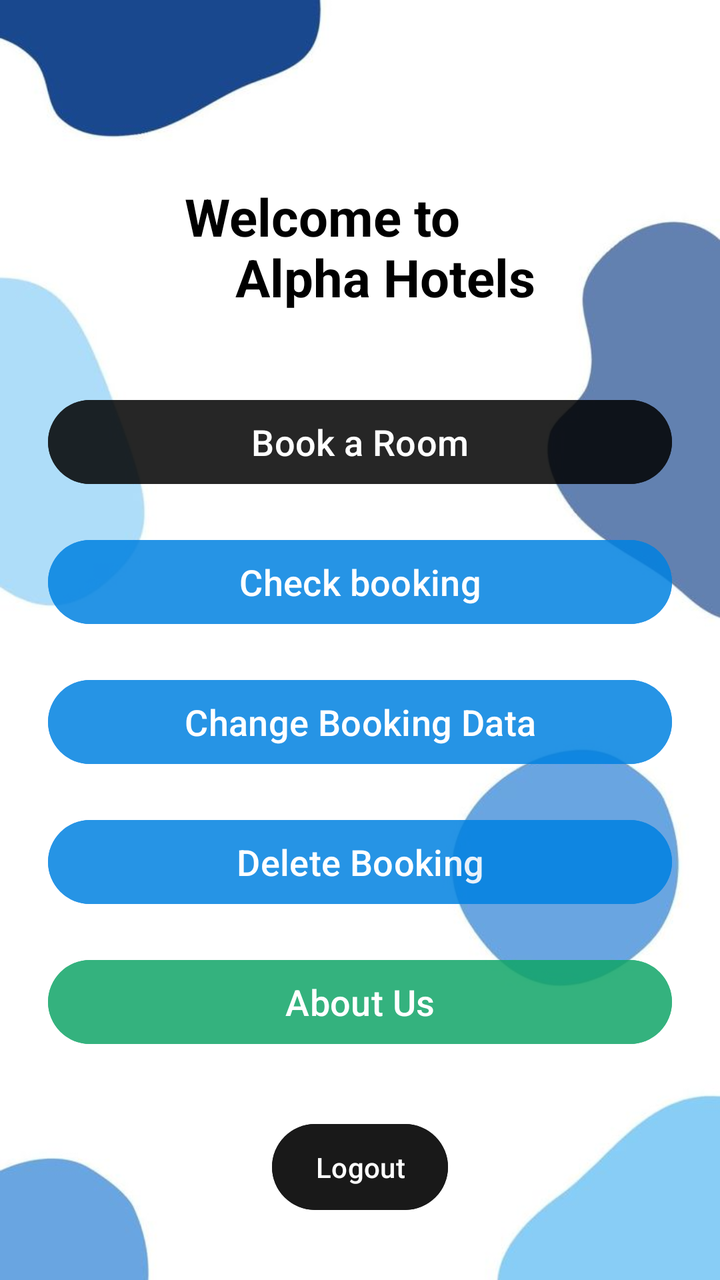
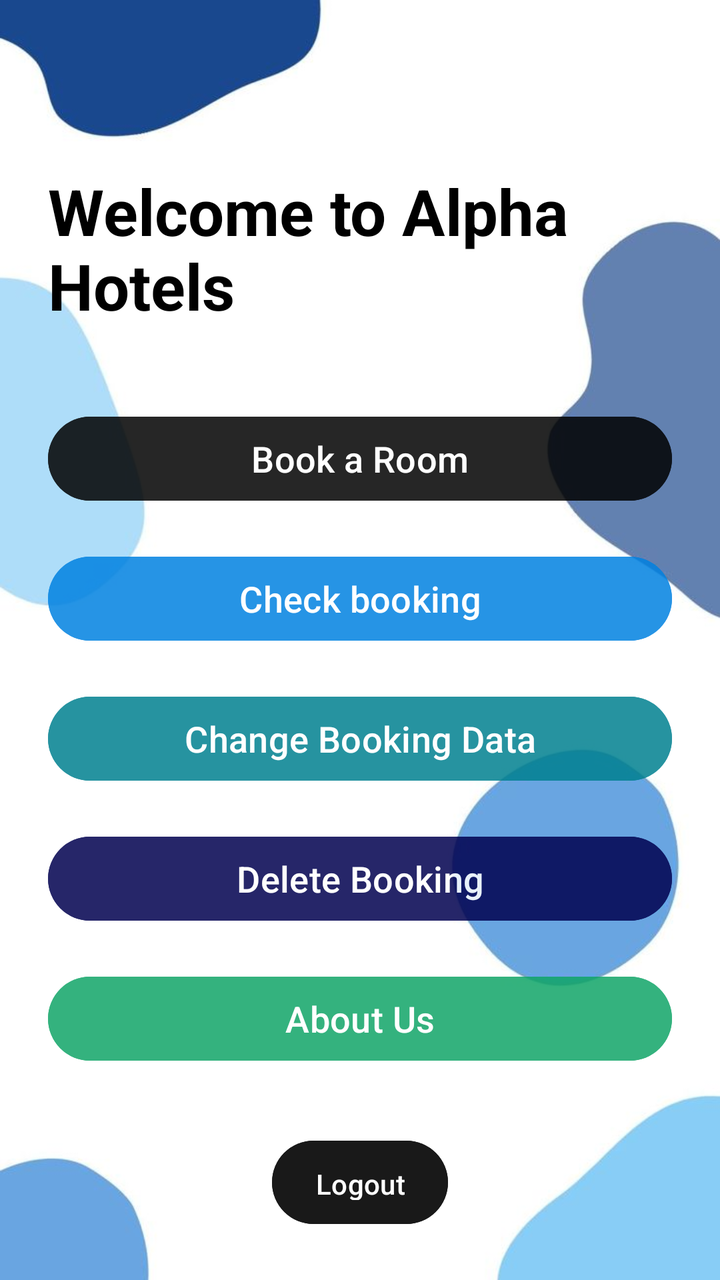

Two renders of the same Android screen: before a commit and after it. Below are the layout's source before the change and the commit's diff.
<!-- AndroidManifest.xml: activity theme Theme.Material3.Light.NoActionBar -->
<!-- res/layout/activity_main.xml -->
<?xml version="1.0" encoding="utf-8"?>
<LinearLayout xmlns:android="http://schemas.android.com/apk/res/android"
    android:layout_width="match_parent"
    android:layout_height="match_parent"
    android:orientation="vertical"
    android:gravity="center"
    android:padding="24dp"
    android:background="@drawable/background">


    <TextView
        android:id="@+id/tvWelcome"
        android:layout_width="wrap_content"
        android:layout_height="wrap_content"
        android:layout_marginTop="60dp"
        android:layout_marginBottom="40dp"
        android:text="Welcome to\n    Alpha Hotels"
        android:textColor="@color/black"
        android:textSize="26sp"
        android:textStyle="bold" />

    <Button
        android:id="@+id/btnBooking"
        android:layout_width="match_parent"
        android:layout_height="50dp"
        android:text="Book a Room"
        android:textSize="18sp"
        android:backgroundTint="@color/black"
        android:alpha="0.85"
        android:layout_marginBottom="20dp" />

    
    <Button
        android:id="@+id/btn_chk_book"
        android:layout_width="match_parent"
        android:layout_height="50dp"
        android:text="Check booking"
        android:textSize="18sp"
        android:backgroundTint="@color/blue"
        android:alpha="0.85"
        android:layout_marginBottom="20dp" />

    <Button
        android:id="@+id/btn_update_book"
        android:layout_width="match_parent"
        android:layout_height="50dp"
        android:text="Change Booking Data"
        android:textSize="18sp"
        android:backgroundTint="@color/blue"
        android:alpha="0.85"
        android:layout_marginBottom="20dp" />

    <Button
        android:id="@+id/btn_del_book"
        android:layout_width="match_parent"
        android:layout_height="50dp"
        android:text="Delete Booking"
        android:textSize="18sp"
        android:backgroundTint="@color/blue"
        android:alpha="0.85"
        android:layout_marginBottom="20dp" />


    
    <Button
        android:id="@+id/btnAboutUs"
        android:layout_width="match_parent"
        android:layout_height="50dp"
        android:text="About Us"
        android:textSize="18sp"
        android:backgroundTint="#10A567"
        android:alpha="0.85"
        android:layout_marginBottom="20dp" />

    <Button
        android:id="@+id/btnLogout"
        android:layout_width="wrap_content"
        android:layout_height="wrap_content"
        android:layout_gravity="center_horizontal"
        android:backgroundTint="@color/black"
        android:alpha="0.9"
        android:padding="12dp"
        android:layout_marginTop="12dp"
        android:text="Logout" />


</LinearLayout>
<!-- resources referenced by this layout -->
<resources>
  <color name="black">#FF000000</color>
  <color name="blue">#0081E1</color>
  <!-- drawable background: jpeg bitmap (drawable, 17214 bytes) -->
</resources>

<!-- the commit's change to res/layout/activity_main.xml (unified diff, before → after) -->
@@ -14,9 +14,9 @@
         android:layout_height="wrap_content"
         android:layout_marginTop="60dp"
         android:layout_marginBottom="40dp"
-        android:text="Welcome to\n    Alpha Hotels"
+        android:text="Welcome to Alpha Hotels"
         android:textColor="@color/black"
-        android:textSize="26sp"
+        android:textSize="32sp"
         android:textStyle="bold" />
 
     <Button
@@ -46,7 +46,7 @@
         android:layout_height="50dp"
         android:text="Change Booking Data"
         android:textSize="18sp"
-        android:backgroundTint="@color/blue"
+        android:backgroundTint="#008090"
         android:alpha="0.85"
         android:layout_marginBottom="20dp" />
 
@@ -56,7 +56,7 @@
         android:layout_height="50dp"
         android:text="Delete Booking"
         android:textSize="18sp"
-        android:backgroundTint="@color/blue"
+        android:backgroundTint="#00004F"
         android:alpha="0.85"
         android:layout_marginBottom="20dp" />
 
